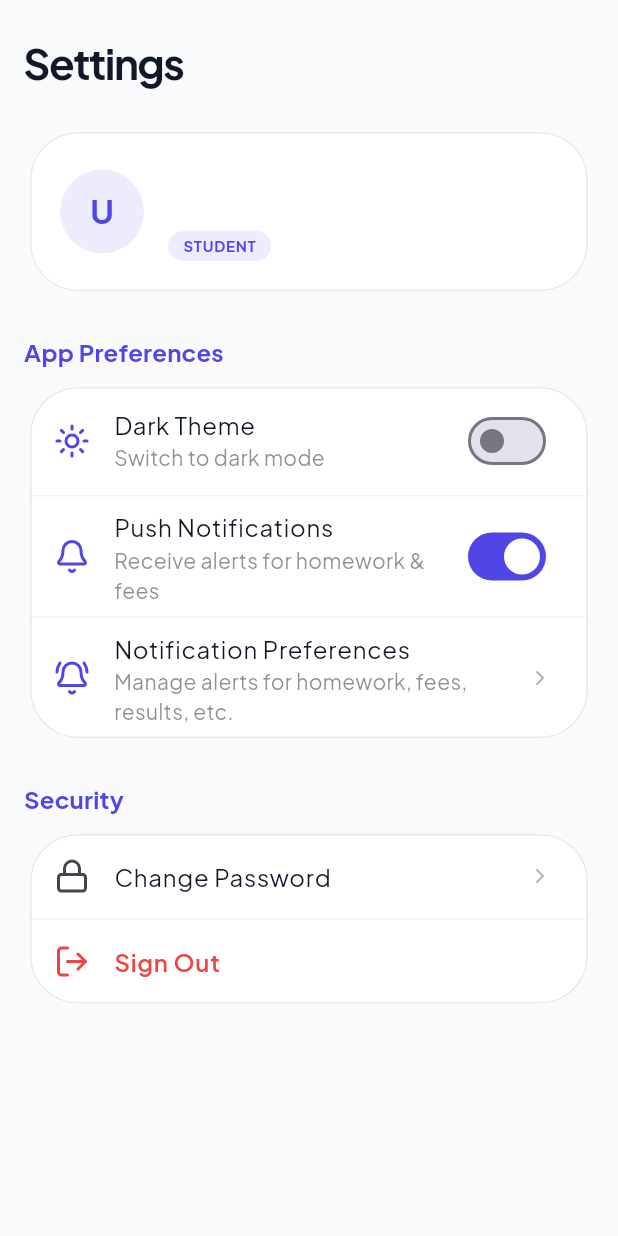
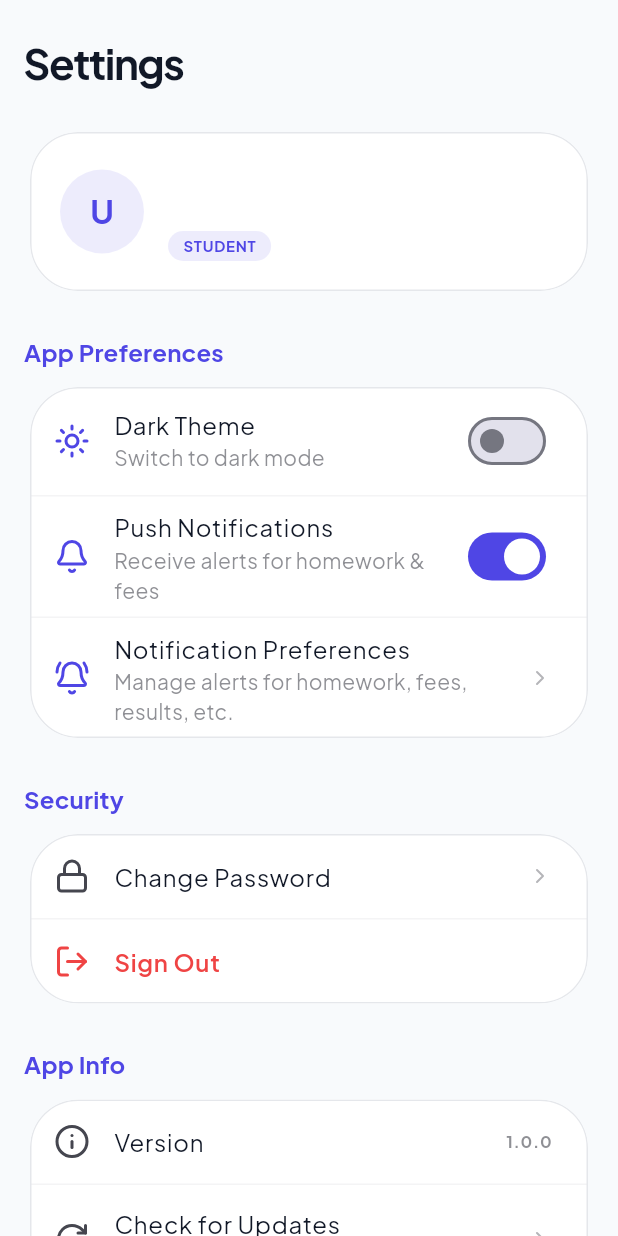
Before and after one commit to arpit0381/Eduzio, a Flutter app: the SettingsScreen screen opened directly, on a phone screen of 412 x 824 dp. Run offline on Flutter 3.47's test engine with Material 3 defaults, Android fonts, the phone set to English and light mode, and no system bars; our stand-ins replace connectivity_plus, csv, firebase_core, firebase_messaging, fl_chart, flutter_animate and 11 more; missing offline and left inert: mobile_scanner; accounts and stored records are empty; generated files the repository leaves out were written again; network calls fail.

Commit message:
feat: add web interface and in-app update checker

```diff
--- a/lib/features/settings/presentation/screens/settings_screen.dart
+++ b/lib/features/settings/presentation/screens/settings_screen.dart
@@ -8,6 +8,7 @@ import '../../../../core/theme/theme_controller.dart';
 import '../../../auth/presentation/controllers/auth_controller.dart';
 import '../../../auth/domain/entities/user_profile.dart';
 import '../../../../shared/widgets/logout_confirmation_dialog.dart';
+import '../../../../core/services/update_checker.dart';
 
 class SettingsScreen extends ConsumerWidget {
   const SettingsScreen({super.key});
@@ -257,6 +258,50 @@ class SettingsScreen extends ConsumerWidget {
                 ],
               ),
             ),
+            const SizedBox(height: 24),
+
+            // ── App Info ──
+            Text(
+              'App Info',
+              style: theme.textTheme.titleMedium?.copyWith(
+                fontWeight: FontWeight.bold,
+                color: colors.primary,
+              ),
+            ),
+            const SizedBox(height: AppSizes.sm),
+            Card(
+              child: Column(
+                children: [
+                  ListTile(
+                    leading: Icon(LucideIcons.info, color: colors.onSurfaceVariant),
+                    title: const Text('Version'),
+                    trailing: Text(
+                      UpdateChecker.currentVersion,
+                      style: TextStyle(
+                        fontWeight: FontWeight.bold,
+                        color: colors.onSurfaceVariant.withValues(alpha: 0.6),
+                      ),
+                    ),
+                  ),
+                  Divider(height: 1, color: colors.outline.withValues(alpha: 0.08)),
+                  ListTile(
+                    leading: Icon(LucideIcons.refreshCw, color: colors.onSurfaceVariant),
+                    title: const Text('Check for Updates'),
+                    subtitle: Text(
+                      'Search for newer builds on GitHub',
+                      style: TextStyle(
+                        color: colors.onSurfaceVariant.withValues(alpha: 0.6),
+                        fontSize: 12,
+                      ),
+                    ),
+                    trailing: Icon(LucideIcons.chevronRight, size: 16, color: colors.onSurfaceVariant.withValues(alpha: 0.4)),
+                    onTap: () {
+                      UpdateChecker.checkForUpdates(context, showNoUpdateToast: true);
+                    },
+                  ),
+                ],
+              ),
+            ),
             const SizedBox(height: 32),
           ],
         ),
--- a/pubspec.yaml
+++ b/pubspec.yaml
@@ -61,6 +61,7 @@ dependencies:
   image: ^4.2.0
   http: ^1.2.0
   path: ^1.9.0
+  url_launcher: ^6.3.0
 
 dev_dependencies:
   flutter_test:
```
Also changed, not shown: lib/core/services/update_checker.dart (added, +251 -0 lines), pubspec.lock, 3 other files.
